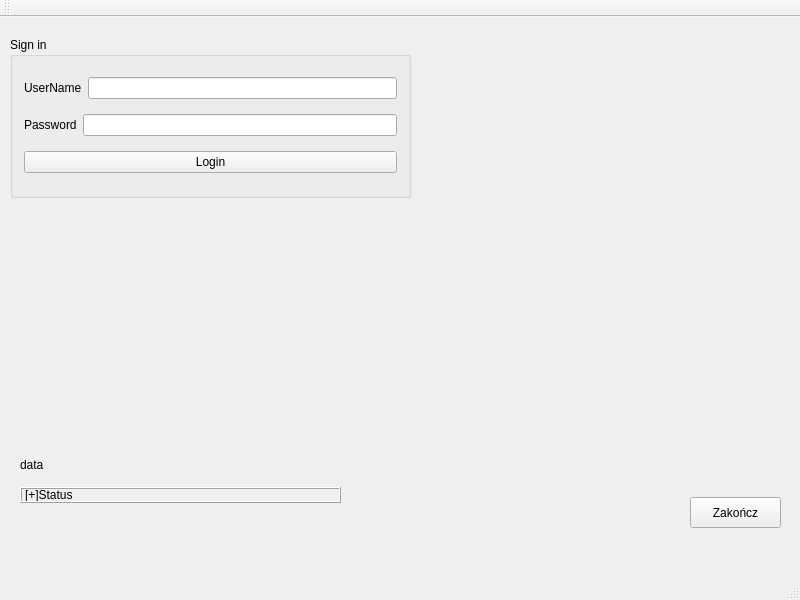
Old version of the form log_window.ui in the repository hjnowakowski/music-player.
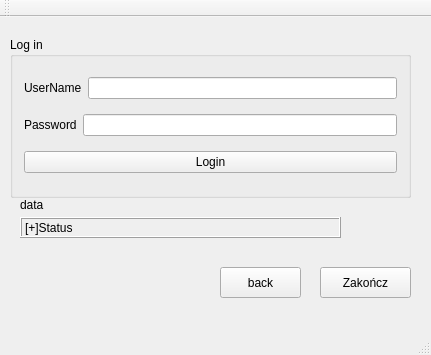
New version of the form.

Commit message: pause button

```diff
--- a/log_window.ui
+++ b/log_window.ui
@@ -6,8 +6,8 @@
    <rect>
     <x>0</x>
     <y>0</y>
-    <width>800</width>
-    <height>600</height>
+    <width>431</width>
+    <height>355</height>
    </rect>
   </property>
   <property name="windowTitle">
@@ -17,8 +17,8 @@
    <widget class="QPushButton" name="Quit">
     <property name="geometry">
      <rect>
-      <x>690</x>
-      <y>480</y>
+      <x>320</x>
+      <y>250</y>
       <width>91</width>
       <height>31</height>
      </rect>
@@ -40,7 +40,7 @@
      </rect>
     </property>
     <property name="title">
-     <string>Sign in</string>
+     <string>Log in</string>
     </property>
     <layout class="QVBoxLayout" name="verticalLayout">
      <item>
@@ -92,9 +92,9 @@
     <property name="geometry">
      <rect>
       <x>20</x>
-      <y>470</y>
+      <y>200</y>
       <width>321</width>
-      <height>16</height>
+      <height>21</height>
      </rect>
     </property>
     <property name="frameShape">
@@ -111,7 +111,7 @@
     <property name="geometry">
      <rect>
       <x>20</x>
-      <y>440</y>
+      <y>180</y>
       <width>251</width>
       <height>16</height>
      </rect>
@@ -120,6 +120,19 @@
      <string>data</string>
     </property>
    </widget>
+   <widget class="QPushButton" name="pushButton">
+    <property name="geometry">
+     <rect>
+      <x>220</x>
+      <y>250</y>
+      <width>81</width>
+      <height>31</height>
+     </rect>
+    </property>
+    <property name="text">
+     <string>back</string>
+    </property>
+   </widget>
   </widget>
   <widget class="QMenuBar" name="menuBar">
    <property name="geometry">
```
Left out of the diff: 2 changed lines with no effect on the pictures. The commit also changes 26 other files.
